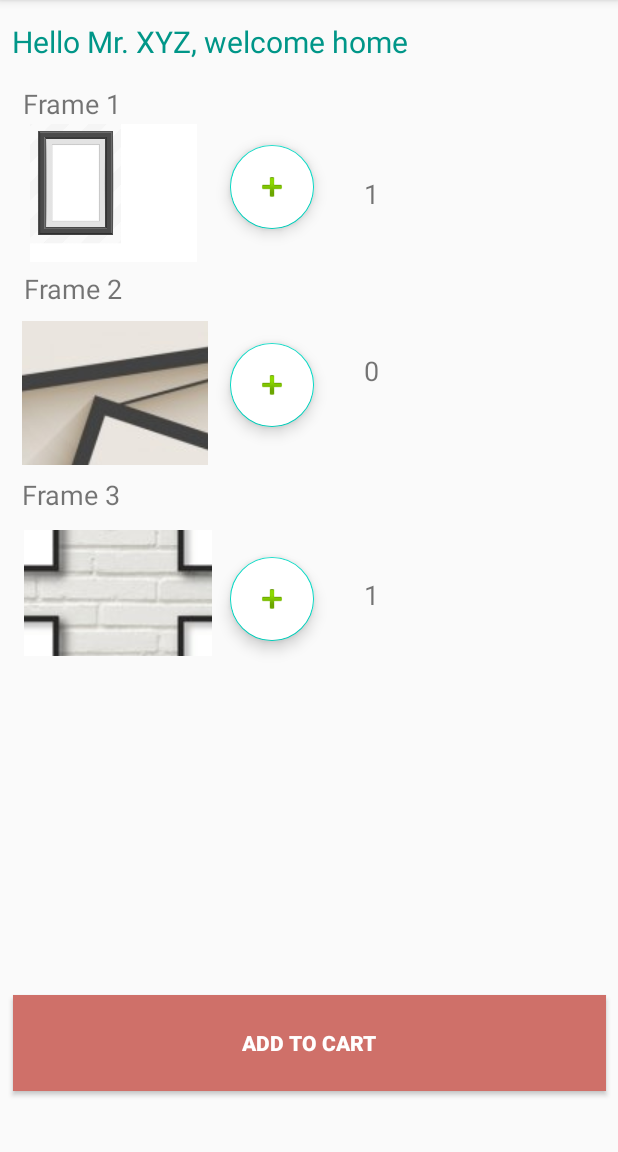
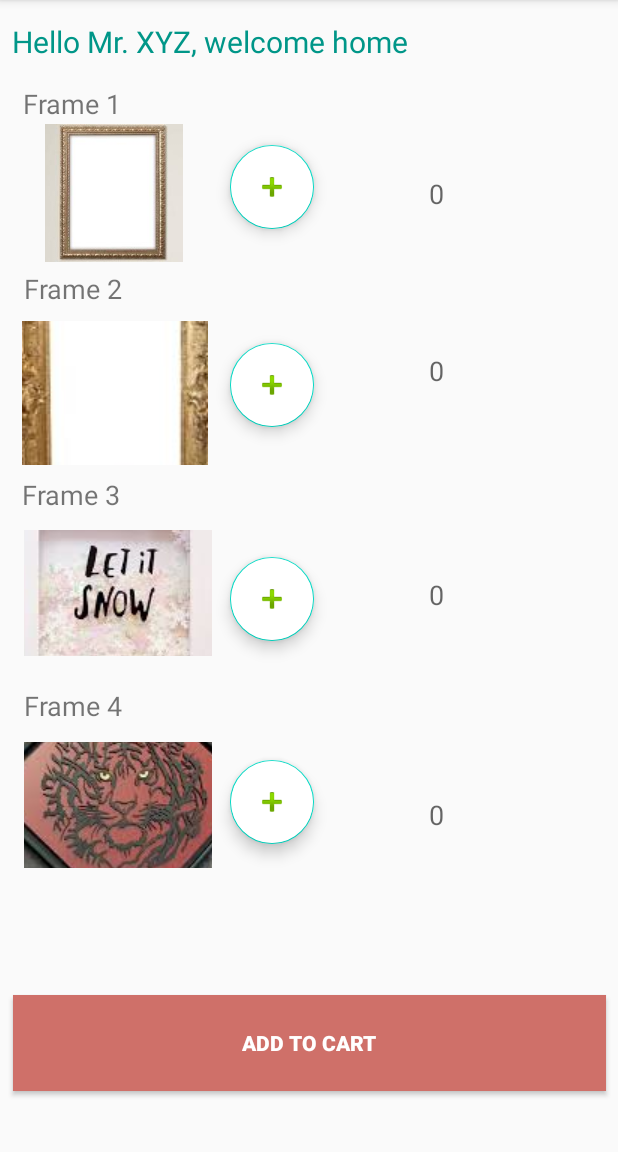
Before and after one commit to sowmyathogiti/PicStudioLab, an Android app: the FrameSetup screen opened directly, with no data from a screen before it, on a phone screen of 412 x 824 dp, the part 84-1236 px from its top. Run offline under Robolectric (Android 15) with nearby library versions, the phone set to English and light mode, and no system bars.

Commit message:
added functionality for FloatingActionButtons in regular FrameSetup.java

```diff
--- a/PicStudioLab_project/app/src/main/java/com/example/picstudiolab/FrameSetup.java
+++ b/PicStudioLab_project/app/src/main/java/com/example/picstudiolab/FrameSetup.java
@@ -6,20 +6,69 @@ import android.content.Intent;
 import android.os.Bundle;
 import android.view.View;
 import android.widget.Button;
+import android.widget.EditText;
+import android.widget.TextView;
+
+import com.google.android.material.floatingactionbutton.FloatingActionButton;
 
 public class FrameSetup extends AppCompatActivity {
 
+    int count1,count2,count3,count9;
     @Override
     protected void onCreate(Bundle savedInstanceState) {
         super.onCreate(savedInstanceState);
         setContentView(R.layout.activity_frame_setup);
 
         Button cartbtn = findViewById(R.id.cartbtn);
+        FloatingActionButton add1 = findViewById(R.id.add1);
+        FloatingActionButton add2 = findViewById(R.id.add2);
+        FloatingActionButton add3 = findViewById(R.id.add3);
+        FloatingActionButton add9 = findViewById(R.id.add9);
+        final TextView addvalue1 = (TextView) findViewById(R.id.addvalue1);
+        final TextView addvalue2 = findViewById(R.id.addvalue2);
+        final TextView addvalue3 = findViewById(R.id.addvalue3);
+        final TextView addvalue9 = findViewById(R.id.addvalue9);
 
         cartbtn.setOnClickListener(new View.OnClickListener() {
             @Override
             public void onClick(View view) {
                cartClick();
+            }
+        });
+
+        add1.setOnClickListener(new View.OnClickListener() {
+            @Override
+            public void onClick(View v) {
+                count1++;
+                String num = (String.valueOf(count1));
+                addvalue1.setText(num);
+            }
+        });
+
+        add2.setOnClickListener(new View.OnClickListener() {
+            @Override
+            public void onClick(View v) {
+                count2++;
+                String num = (String.valueOf(count2));
+                addvalue2.setText(num);
+            }
+        });
+
+        add3.setOnClickListener(new View.OnClickListener() {
+            @Override
+            public void onClick(View v) {
+                count3++;
+                String num = (String.valueOf(count3));
+                addvalue3.setText(num);
+            }
+        });
+
+        add9.setOnClickListener(new View.OnClickListener() {
+            @Override
+            public void onClick(View v) {
+                count9++;
+                String num = (String.valueOf(count9));
+                addvalue9.setText(num);
             }
         });
     }
--- a/PicStudioLab_project/app/src/main/res/layout/activity_frame_setup.xml
+++ b/PicStudioLab_project/app/src/main/res/layout/activity_frame_setup.xml
@@ -6,13 +6,54 @@
     android:layout_height="match_parent"
     tools:context=".FrameSetup">
 
+    <com.google.android.material.floatingactionbutton.FloatingActionButton
+        android:id="@+id/add9"
+        android:layout_width="wrap_content"
+        android:layout_height="wrap_content"
+        android:backgroundTint="#FFFFFF"
+        android:clickable="true"
+        app:layout_constraintBottom_toBottomOf="parent"
+        app:layout_constraintEnd_toEndOf="parent"
+        app:layout_constraintHorizontal_bias="0.43"
+        app:layout_constraintStart_toStartOf="parent"
+        app:layout_constraintTop_toTopOf="parent"
+        app:layout_constraintVertical_bias="0.712"
+        app:srcCompat="@android:drawable/ic_input_add" />
+
+    <TextView
+        android:id="@+id/frame4"
+        android:layout_width="wrap_content"
+        android:layout_height="wrap_content"
+        android:text="Frame 4"
+        android:textSize="18dp"
+        app:layout_constraintBottom_toBottomOf="parent"
+        app:layout_constraintEnd_toEndOf="parent"
+        app:layout_constraintHorizontal_bias="0.046"
+        app:layout_constraintStart_toStartOf="parent"
+        app:layout_constraintTop_toTopOf="parent"
+        app:layout_constraintVertical_bias="0.616" />
+
+    <ImageButton
+        android:id="@+id/frame3img2"
+        android:layout_width="125dp"
+        android:layout_height="84dp"
+        app:layout_constraintBottom_toBottomOf="parent"
+        app:layout_constraintEnd_toEndOf="parent"
+        app:layout_constraintHorizontal_bias="0.055"
+        app:layout_constraintStart_toStartOf="parent"
+        app:layout_constraintTop_toTopOf="parent"
+        app:layout_constraintVertical_bias="0.723"
+        app:srcCompat="@drawable/frame3" />
+
     <TextView
         android:id="@+id/addvalue3"
         android:layout_width="96dp"
         android:layout_height="33dp"
+        android:editable="true"
         android:ems="10"
+        android:hint="0"
         android:inputType="textPersonName"
-        android:text="1"
+        android:textAlignment="center"
         android:textSize="18dp"
         app:layout_constraintBottom_toBottomOf="parent"
         app:layout_constraintEnd_toEndOf="parent"
@@ -20,6 +61,23 @@
         app:layout_constraintStart_toStartOf="parent"
         app:layout_constraintTop_toTopOf="parent"
         app:layout_constraintVertical_bias="0.523" />
+
+    <TextView
+        android:id="@+id/addvalue9"
+        android:layout_width="96dp"
+        android:layout_height="33dp"
+        android:editable="true"
+        android:ems="10"
+        android:hint="0"
+        android:inputType="textPersonName"
+        android:textAlignment="center"
+        android:textSize="18dp"
+        app:layout_constraintBottom_toBottomOf="parent"
+        app:layout_constraintEnd_toEndOf="parent"
+        app:layout_constraintHorizontal_bias="0.768"
+        app:layout_constraintStart_toStartOf="parent"
+        app:layout_constraintTop_toTopOf="parent"
+        app:layout_constraintVertical_bias="0.722" />
 
     <com.google.android.material.floatingactionbutton.FloatingActionButton
         android:id="@+id/add3"
@@ -118,9 +176,11 @@
         android:id="@+id/addvalue1"
         android:layout_width="96dp"
         android:layout_height="33dp"
+        android:editable="false"
         android:ems="10"
+        android:hint="0"
         android:inputType="textPersonName"
-        android:text="1"
+        android:textAlignment="center"
         android:textSize="18dp"
         app:layout_constraintBottom_toBottomOf="parent"
         app:layout_constraintEnd_toEndOf="parent"
@@ -133,9 +193,11 @@
         android:id="@+id/addvalue2"
         android:layout_width="96dp"
         android:layout_height="33dp"
+        android:editable="true"
         android:ems="10"
+        android:hint="0"
         android:inputType="textPersonName"
-        android:text="0"
+        android:textAlignment="center"
         android:textSize="18dp"
         app:layout_constraintBottom_toBottomOf="parent"
         app:layout_constraintEnd_toEndOf="parent"
```
Also changed, not shown: PicStudioLab_project/app/src/main/java/com/example/picstudiolab/Account.java (+29 -1 lines), PicStudioLab_project/app/src/main/res/layout/activity_invitation.xml (+38 -5 lines), PicStudioLab_project/app/src/main/res/layout/activity_wedding.xml (+54 -3 lines), PicStudioLab_project/app/src/main/res/drawable-v24/frame1.jpg, PicStudioLab_project/app/src/main/res/drawable-v24/frame2.jpg, PicStudioLab_project/app/src/main/res/drawable-v24/frame3.jpg, PicStudioLab_project/app/src/main/res/drawable-v24/frame4.jpg.
